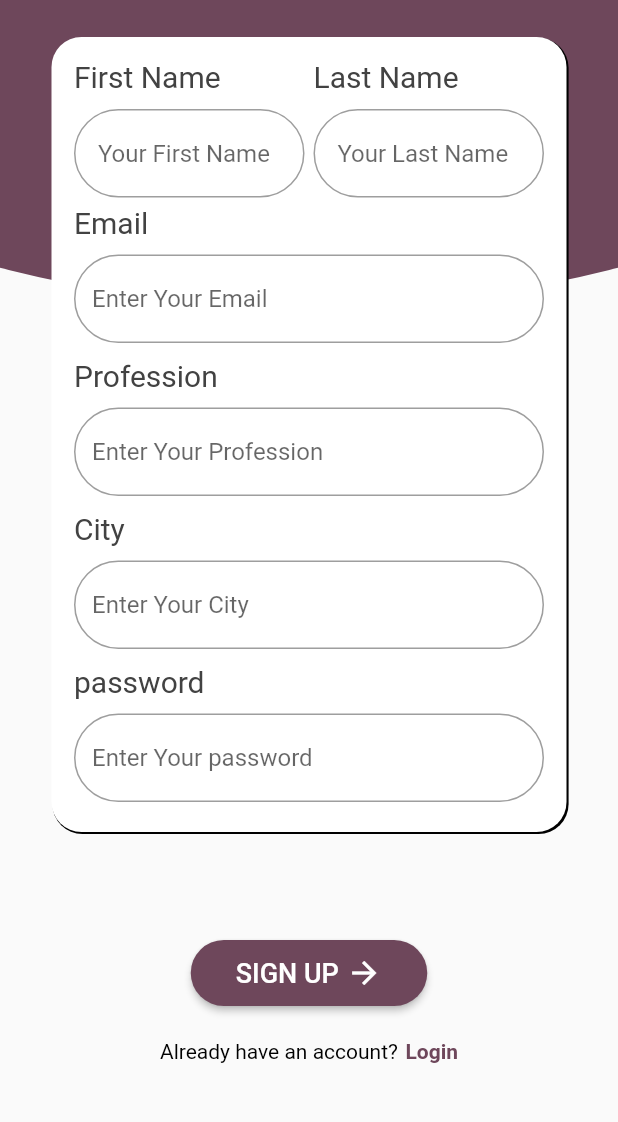
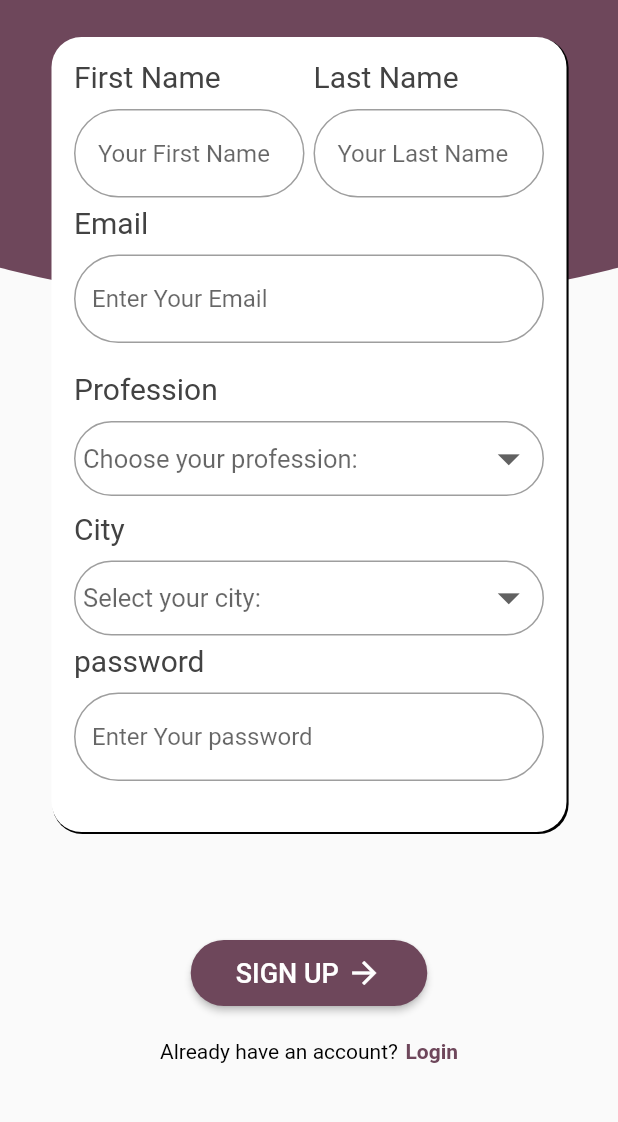
Before and after one commit to suzan9797/helperSN2, a Flutter app: the ProRegister screen opened by its route, on a phone screen of 412 x 824 dp, the part 98-1220 px from its top. Run offline on Flutter 3.47's test engine with Material 2 defaults, Android fonts, the phone set to English and light mode, and no system bars; our stand-ins replace firebase_auth, flutter_datetime_picker, geolocator; missing offline and left inert: geocoder; accounts and stored records are empty; Roboto replaces fonts that are missing (YuseiMagic).

Commit message:
Dropdown

```diff
--- a/lib/Screen/ProRegister.dart
+++ b/lib/Screen/ProRegister.dart
@@ -36,6 +36,18 @@ Widget input({String labelText, String hintText, bool scure}) {
 }
 
 class _ProRegisterState extends State<ProRegister> {
+  String valueChoose;
+  List listcity = ['Jeddah', 'Riyadh', 'Dammam'];
+  String valueSelect;
+  List listpro = [
+    'Carpentry',
+    'Grass',
+    'Painting',
+    'Plumbing',
+    'Electrical',
+    'A/C'
+  ];
+
   @override
   Widget build(BuildContext context) {
     var mdw = MediaQuery.of(context).size.width;
@@ -101,6 +113,7 @@ class _ProRegisterState extends State<ProRegister> {
                           child: Container(
                         padding: EdgeInsets.all(15),
                         child: Column(
+                          crossAxisAlignment: CrossAxisAlignment.start,
                           children: [
                             Row(
                               children: [
@@ -120,16 +133,74 @@ class _ProRegisterState extends State<ProRegister> {
                                 labelText: 'Email',
                                 hintText: 'Enter Your Email',
                                 scure: false),
-                            SizedBox(height: 5),
-                            input(
-                                labelText: 'Profession',
-                                hintText: 'Enter Your Profession',
-                                scure: false),
-                            SizedBox(height: 5),
-                            input(
-                                labelText: 'City',
-                                hintText: 'Enter Your City',
-                                scure: false),
+
+                            //Start drop pro
+                            Text('Profession',
+                                style: TextStyle(
+                                    color: Colors.grey[800], fontSize: 20)),
+                            SizedBox(height: 10),
+                            Container(
+                              padding: EdgeInsets.only(left: 5, right: 5),
+                              decoration: BoxDecoration(
+                                border: Border.all(color: Colors.grey),
+                                borderRadius: BorderRadius.circular(40),
+                              ),
+                              child: DropdownButton(
+                                  hint: Text('Choose your profession:'),
+                                  icon: Icon(Icons.arrow_drop_down),
+                                  iconSize: 35,
+                                  isExpanded: true,
+                                  underline: SizedBox(),
+                                  style: TextStyle(
+                                      color: Colors.grey[600], fontSize: 17),
+                                  value: valueSelect,
+                                  onChanged: (newValue) {
+                                    setState(() {
+                                      valueSelect = newValue;
+                                    });
+                                  },
+                                  items: listpro.map((valueItem) {
+                                    return DropdownMenuItem(
+                                      value: valueItem,
+                                      child: Text(valueItem),
+                                    );
+                                  }).toList()),
+                            ),
+                            //end drop pro
+                            SizedBox(height: 10),
+                            //Start drop city
+                            Text('City',
+                                style: TextStyle(
+                                    color: Colors.grey[800], fontSize: 20)),
+                            SizedBox(height: 10),
+                            Container(
+                              padding: EdgeInsets.only(left: 5, right: 5),
+                              decoration: BoxDecoration(
+                                border: Border.all(color: Colors.grey),
+                                borderRadius: BorderRadius.circular(40),
+                              ),
+                              child: DropdownButton(
+                                  hint: Text('Select your city:'),
+                                  icon: Icon(Icons.arrow_drop_down),
+                                  iconSize: 35,
+                                  isExpanded: true,
+                                  underline: SizedBox(),
+                                  style: TextStyle(
+                                      color: Colors.grey[600], fontSize: 17),
+                                  value: valueChoose,
+                                  onChanged: (newValue) {
+                                    setState(() {
+                                      valueChoose = newValue;
+                                    });
+                                  },
+                                  items: listcity.map((valueItem) {
+                                    return DropdownMenuItem(
+                                      value: valueItem,
+                                      child: Text(valueItem),
+                                    );
+                                  }).toList()),
+                            ),
+                            //end drop city
                             SizedBox(height: 5),
                             input(
                                 labelText: 'password',
```
Also changed, not shown: lib/Screen/UserRegister.dart (+38 -4 lines).
